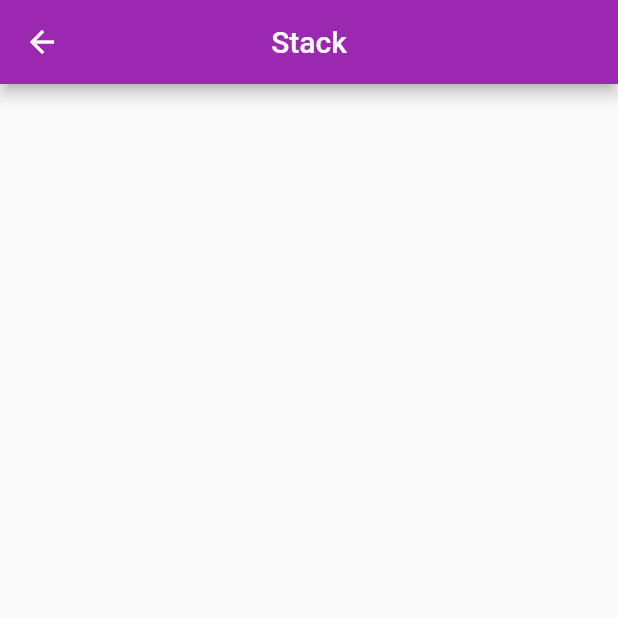
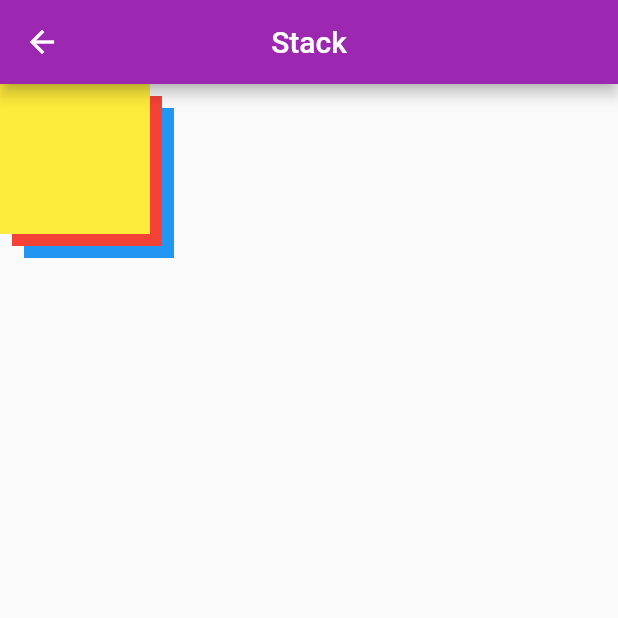
Before and after one commit to natanvalimcardoso/faculdade-ulbra, a Flutter app: the StackPage screen opened by its route, on a phone screen of 412 x 824 dp, the top half of it. Run offline on Flutter 3.47's test engine with Material 2 defaults, Android fonts, the phone set to English and light mode, and no system bars; our stand-ins replace flutter_speed_dial; missing offline and left inert: validatorless.

Commit message:
feat: widgets

```diff
--- a/4 -semestre/widgets_ramon/lib/src/page_widgets/animated_container/animated_flutter_page.dart
+++ b/4 -semestre/widgets_ramon/lib/src/page_widgets/animated_container/animated_flutter_page.dart
@@ -21,14 +21,12 @@ class _AnimatedFlutterPageState extends State<AnimatedFlutterPage> {
   Color colorThree = Colors.blue;
 
   double heightOne = 10;
-  double heightTwo = 30;
+  double heightTwo = 200;
   double heightThree = 30;
 
   double widthOne = 30;
   double widthTwo = 150;
   double widthThree = 160;
-
-  BoxShape shapeOne = BoxShape.circle;
 
   void animationClickPositioned() {
     setState(() {
@@ -51,11 +49,9 @@ class _AnimatedFlutterPageState extends State<AnimatedFlutterPage> {
         widthOne = 30;
         widthTwo = 60;
         widthThree = 50;
-        shapeOne = BoxShape.rectangle;
       } else {
-        shapeOne = BoxShape.circle;
         heightOne = 10;
-        heightTwo = 30;
+        heightTwo = 200;
         heightThree = 30;
 
         widthOne = 30;
@@ -89,7 +85,7 @@ class _AnimatedFlutterPageState extends State<AnimatedFlutterPage> {
         child: Stack(
           children: [
             AnimatedPositioned(
-              curve: Curves.bounceOut,
+              curve:  Curves.bounceOut,
               duration: const Duration(seconds: 4),
               left: leftOne,
               top: topOne,
@@ -109,7 +105,7 @@ class _AnimatedFlutterPageState extends State<AnimatedFlutterPage> {
                 duration: const Duration(seconds: 4),
                 height: heightTwo,
                 width: widthTwo,
-                decoration: BoxDecoration(color: colorTwo, shape: shapeOne),
+                color: colorTwo,
               ),
             ),
             AnimatedPositioned(
--- a/4 -semestre/widgets_ramon/lib/src/page_widgets/stack_widget/stack_page.dart
+++ b/4 -semestre/widgets_ramon/lib/src/page_widgets/stack_widget/stack_page.dart
@@ -10,7 +10,36 @@ class StackPage extends StatelessWidget {
         title: const Text('Stack'),
         centerTitle: true,
       ),
-      body: Container(),
+      body: SizedBox(
+        width: double.infinity,
+        height: double.infinity,
+        child: Stack(
+          // alignment: Alignment.center,
+          children: [
+            Padding(
+              padding: const EdgeInsets.all(16.0),
+              child: Container(
+                color: Colors.blue,
+                width: 100,
+                height: 100,
+              ),
+            ),
+            Padding(
+              padding: const EdgeInsets.all(8.0),
+              child: Container(
+                color: Colors.red,
+                width: 100,
+                height: 100,
+              ),
+            ),
+            Container(
+              color: Colors.yellow,
+              width: 100,
+              height: 100,
+            ),
+          ],
+        ),
+      ),
     );
   }
 }
```
